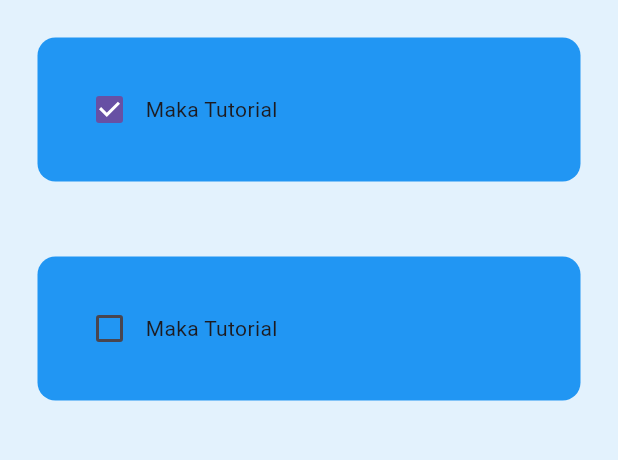
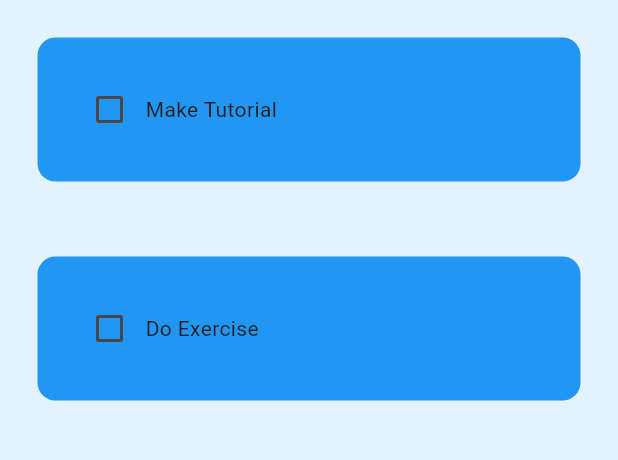
Before and after one commit to Micah103/flutter-apps, a Flutter app: the screen it shows after launch, on a phone screen of 412 x 824 dp, the part 84-544 px from its top. Run offline on Flutter 3.47's test engine with Material 3 defaults, Android fonts, the phone set to English and light mode, and no system bars.

Commit message:
third commit

```diff
--- a/todoapp/lib/pages/home_page.dart
+++ b/todoapp/lib/pages/home_page.dart
@@ -9,6 +9,21 @@ class HomePage extends StatefulWidget {
 }
 
 class _HomePageState extends State<HomePage> {
+
+
+  // list of todo tasks
+  List toDoList = [
+    ["Make Tutorial", false],
+    ["Do Exercise", false],
+  ];
+
+  // checkbox was tapped
+  void checkBoxChanged(bool? value, int index) {
+    setState(() {
+      toDoList[index][1] = !toDoList[index][1];
+    });
+  }
+
   @override
   Widget build(BuildContext context) {
     return Scaffold(
@@ -21,19 +36,15 @@ class _HomePageState extends State<HomePage> {
         elevation: 0,
         centerTitle: true,
       ),
-      body: ListView(
-        children: [
-          ToDoTile(
-            taskName: "Maka Tutorial",
-            taskCompleted: true,
-            onChanged: (p0) {},
-          ),
-          ToDoTile(
-            taskName: "Maka Tutorial",
-            taskCompleted: false,
-            onChanged: (p0) {},
-          ),
-        ],
+      body: ListView.builder(
+       itemCount: toDoList.length,
+       itemBuilder: (context, index) {
+        return ToDoTile(
+          taskName: toDoList[index][0],
+          taskCompleted: toDoList[index][1],
+          onChanged: (value) => checkBoxChanged(value, index),
+          );
+       },
       ),
     );
   }
```
